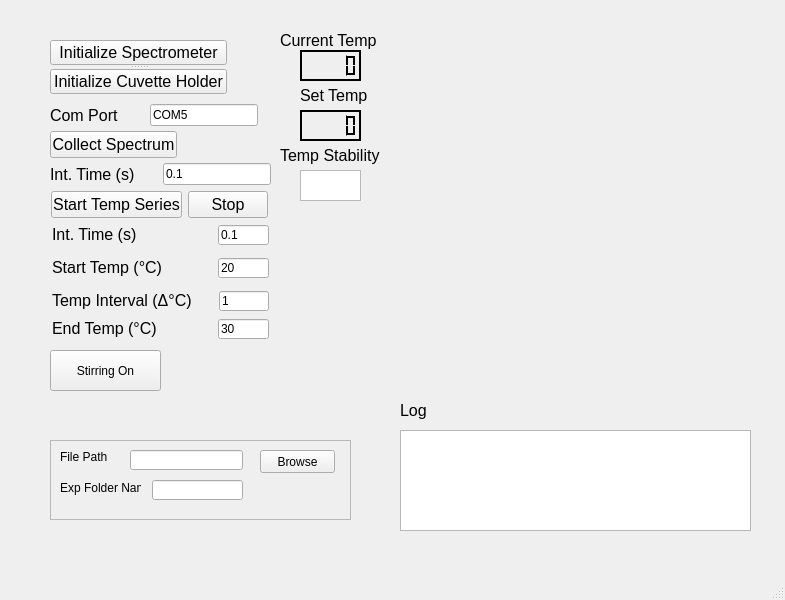
Above: CuvetteSpectra_GUI.ui from csiefe/CuvetteSpectra before the change. Below: the same form after it.
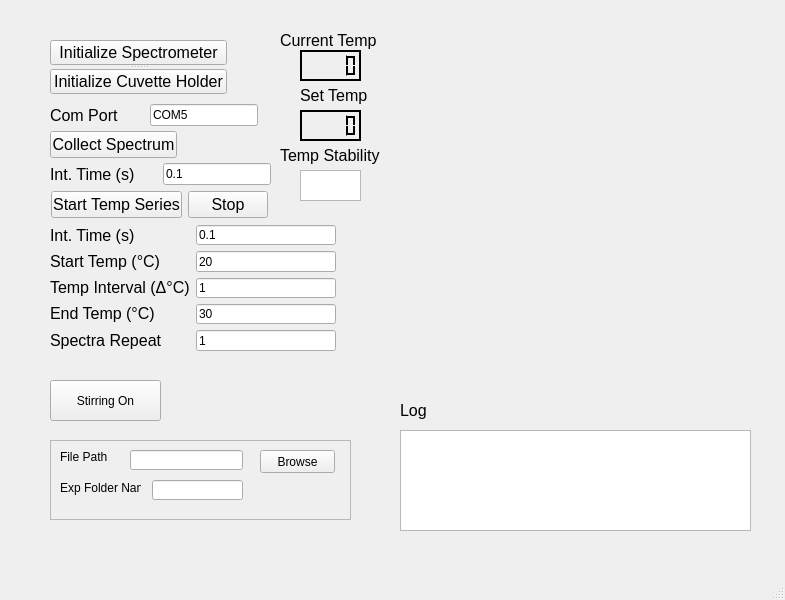
That is the form after the change. Custom widgets are drawn as their Qt base class.

Commit message: fixed bugs regarding saving. also added a spectra repeat function

Patch:
```diff
--- a/CuvetteSpectra_GUI.ui
+++ b/CuvetteSpectra_GUI.ui
@@ -1073,195 +1073,11 @@
      <string/>
     </property>
    </widget>
-   <widget class="QLineEdit" name="int_time_temp_series">
-    <property name="enabled">
-     <bool>true</bool>
-    </property>
-    <property name="geometry">
-     <rect>
-      <x>218</x>
-      <y>225</y>
-      <width>51</width>
-      <height>20</height>
-     </rect>
-    </property>
-    <property name="sizePolicy">
-     <sizepolicy hsizetype="Preferred" vsizetype="Fixed">
-      <horstretch>0</horstretch>
-      <verstretch>0</verstretch>
-     </sizepolicy>
-    </property>
-    <property name="inputMask">
-     <string/>
-    </property>
-    <property name="text">
-     <string>0.1</string>
-    </property>
-   </widget>
-   <widget class="QLabel" name="int_time_label">
-    <property name="geometry">
-     <rect>
-      <x>52</x>
-      <y>225</y>
-      <width>90</width>
-      <height>19</height>
-     </rect>
-    </property>
-    <property name="font">
-     <font>
-      <pointsize>12</pointsize>
-     </font>
-    </property>
-    <property name="text">
-     <string>Int. Time (s)</string>
-    </property>
-   </widget>
-   <widget class="QLineEdit" name="end_temp_temp_series">
-    <property name="enabled">
-     <bool>true</bool>
-    </property>
-    <property name="geometry">
-     <rect>
-      <x>218</x>
-      <y>319</y>
-      <width>51</width>
-      <height>20</height>
-     </rect>
-    </property>
-    <property name="sizePolicy">
-     <sizepolicy hsizetype="Preferred" vsizetype="Fixed">
-      <horstretch>0</horstretch>
-      <verstretch>0</verstretch>
-     </sizepolicy>
-    </property>
-    <property name="inputMask">
-     <string/>
-    </property>
-    <property name="text">
-     <string>30</string>
-    </property>
-   </widget>
-   <widget class="QLabel" name="end_temp_label">
-    <property name="geometry">
-     <rect>
-      <x>52</x>
-      <y>319</y>
-      <width>141</width>
-      <height>19</height>
-     </rect>
-    </property>
-    <property name="font">
-     <font>
-      <pointsize>12</pointsize>
-     </font>
-    </property>
-    <property name="text">
-     <string>End Temp (&amp;deg;C)</string>
-    </property>
-    <property name="textFormat">
-     <enum>Qt::RichText</enum>
-    </property>
-   </widget>
-   <widget class="QLineEdit" name="temp_int_temp_series">
-    <property name="enabled">
-     <bool>true</bool>
-    </property>
-    <property name="geometry">
-     <rect>
-      <x>219</x>
-      <y>291</y>
-      <width>50</width>
-      <height>20</height>
-     </rect>
-    </property>
-    <property name="sizePolicy">
-     <sizepolicy hsizetype="Preferred" vsizetype="Fixed">
-      <horstretch>0</horstretch>
-      <verstretch>0</verstretch>
-     </sizepolicy>
-    </property>
-    <property name="inputMask">
-     <string/>
-    </property>
-    <property name="text">
-     <string>1</string>
-    </property>
-   </widget>
-   <widget class="QLabel" name="temp_interval_label">
-    <property name="geometry">
-     <rect>
-      <x>52</x>
-      <y>291</y>
-      <width>161</width>
-      <height>20</height>
-     </rect>
-    </property>
-    <property name="font">
-     <font>
-      <pointsize>12</pointsize>
-     </font>
-    </property>
-    <property name="text">
-     <string>Temp Interval (&amp;Delta;&amp;deg;C)</string>
-    </property>
-    <property name="textFormat">
-     <enum>Qt::RichText</enum>
-    </property>
-   </widget>
-   <widget class="QLabel" name="start_temp_label">
-    <property name="geometry">
-     <rect>
-      <x>52</x>
-      <y>253</y>
-      <width>151</width>
-      <height>30</height>
-     </rect>
-    </property>
-    <property name="sizePolicy">
-     <sizepolicy hsizetype="MinimumExpanding" vsizetype="Preferred">
-      <horstretch>0</horstretch>
-      <verstretch>0</verstretch>
-     </sizepolicy>
-    </property>
-    <property name="font">
-     <font>
-      <pointsize>12</pointsize>
-     </font>
-    </property>
-    <property name="text">
-     <string>&lt;html&gt;&lt;head/&gt;&lt;body&gt;Start Temp (°C)&lt;/body&gt;&lt;/html&gt;</string>
-    </property>
-   </widget>
-   <widget class="QLineEdit" name="start_temp_temp_series">
-    <property name="enabled">
-     <bool>true</bool>
-    </property>
-    <property name="geometry">
-     <rect>
-      <x>218</x>
-      <y>258</y>
-      <width>51</width>
-      <height>20</height>
-     </rect>
-    </property>
-    <property name="sizePolicy">
-     <sizepolicy hsizetype="Preferred" vsizetype="Fixed">
-      <horstretch>0</horstretch>
-      <verstretch>0</verstretch>
-     </sizepolicy>
-    </property>
-    <property name="inputMask">
-     <string/>
-    </property>
-    <property name="text">
-     <string>20</string>
-    </property>
-   </widget>
    <widget class="QPushButton" name="stir_button">
     <property name="geometry">
      <rect>
       <x>50</x>
-      <y>350</y>
+      <y>380</y>
       <width>111</width>
       <height>41</height>
      </rect>
@@ -1462,6 +1278,188 @@
      <string>&lt;html&gt;&lt;head/&gt;&lt;body&gt;&lt;p&gt;Current Temp&lt;/p&gt;&lt;/body&gt;&lt;/html&gt;</string>
     </property>
    </widget>
+   <widget class="QWidget" name="">
+    <property name="geometry">
+     <rect>
+      <x>50</x>
+      <y>225</y>
+      <width>286</width>
+      <height>126</height>
+     </rect>
+    </property>
+    <layout class="QFormLayout" name="formLayout">
+     <item row="0" column="0">
+      <widget class="QLabel" name="int_time_label">
+       <property name="font">
+        <font>
+         <pointsize>12</pointsize>
+        </font>
+       </property>
+       <property name="text">
+        <string>Int. Time (s)</string>
+       </property>
+      </widget>
+     </item>
+     <item row="0" column="1">
+      <widget class="QLineEdit" name="int_time_temp_series">
+       <property name="enabled">
+        <bool>true</bool>
+       </property>
+       <property name="sizePolicy">
+        <sizepolicy hsizetype="Preferred" vsizetype="Fixed">
+         <horstretch>0</horstretch>
+         <verstretch>0</verstretch>
+        </sizepolicy>
+       </property>
+       <property name="inputMask">
+        <string/>
+       </property>
+       <property name="text">
+        <string>0.1</string>
+       </property>
+      </widget>
+     </item>
+     <item row="1" column="0">
+      <widget class="QLabel" name="start_temp_label">
+       <property name="sizePolicy">
+        <sizepolicy hsizetype="MinimumExpanding" vsizetype="Preferred">
+         <horstretch>0</horstretch>
+         <verstretch>0</verstretch>
+        </sizepolicy>
+       </property>
+       <property name="font">
+        <font>
+         <pointsize>12</pointsize>
+        </font>
+       </property>
+       <property name="text">
+        <string>&lt;html&gt;&lt;head/&gt;&lt;body&gt;Start Temp (°C)&lt;/body&gt;&lt;/html&gt;</string>
+       </property>
+      </widget>
+     </item>
+     <item row="1" column="1">
+      <widget class="QLineEdit" name="start_temp_temp_series">
+       <property name="enabled">
+        <bool>true</bool>
+       </property>
+       <property name="sizePolicy">
+        <sizepolicy hsizetype="Preferred" vsizetype="Fixed">
+         <horstretch>0</horstretch>
+         <verstretch>0</verstretch>
+        </sizepolicy>
+       </property>
+       <property name="inputMask">
+        <string/>
+       </property>
+       <property name="text">
+        <string>20</string>
+       </property>
+      </widget>
+     </item>
+     <item row="2" column="0">
+      <widget class="QLabel" name="temp_interval_label">
+       <property name="font">
+        <font>
+         <pointsize>12</pointsize>
+        </font>
+       </property>
+       <property name="text">
+        <string>Temp Interval (&amp;Delta;&amp;deg;C)</string>
+       </property>
+       <property name="textFormat">
+        <enum>Qt::RichText</enum>
+       </property>
+      </widget>
+     </item>
+     <item row="2" column="1">
+      <widget class="QLineEdit" name="temp_int_temp_series">
+       <property name="enabled">
+        <bool>true</bool>
+       </property>
+       <property name="sizePolicy">
+        <sizepolicy hsizetype="Preferred" vsizetype="Fixed">
+         <horstretch>0</horstretch>
+         <verstretch>0</verstretch>
+        </sizepolicy>
+       </property>
+       <property name="inputMask">
+        <string/>
+       </property>
+       <property name="text">
+        <string>1</string>
+       </property>
+      </widget>
+     </item>
+     <item row="3" column="0">
+      <widget class="QLabel" name="end_temp_label">
+       <property name="font">
+        <font>
+         <pointsize>12</pointsize>
+        </font>
+       </property>
+       <property name="text">
+        <string>End Temp (&amp;deg;C)</string>
+       </property>
+       <property name="textFormat">
+        <enum>Qt::RichText</enum>
+       </property>
+      </widget>
+     </item>
+     <item row="3" column="1">
+      <widget class="QLineEdit" name="end_temp_temp_series">
+       <property name="enabled">
+        <bool>true</bool>
+       </property>
+       <property name="sizePolicy">
+        <sizepolicy hsizetype="Preferred" vsizetype="Fixed">
+         <horstretch>0</horstretch>
+         <verstretch>0</verstretch>
+        </sizepolicy>
+       </property>
+       <property name="inputMask">
+        <string/>
+       </property>
+       <property name="text">
+        <string>30</string>
+       </property>
+      </widget>
+     </item>
+     <item row="4" column="0">
+      <widget class="QLabel" name="end_temp_label_2">
+       <property name="font">
+        <font>
+         <pointsize>12</pointsize>
+        </font>
+       </property>
+       <property name="text">
+        <string>Spectra Repeat</string>
+       </property>
+       <property name="textFormat">
+        <enum>Qt::RichText</enum>
+       </property>
+      </widget>
+     </item>
+     <item row="4" column="1">
+      <widget class="QLineEdit" name="spectra_repeat_num">
+       <property name="enabled">
+        <bool>true</bool>
+       </property>
+       <property name="sizePolicy">
+        <sizepolicy hsizetype="Preferred" vsizetype="Fixed">
+         <horstretch>0</horstretch>
+         <verstretch>0</verstretch>
+        </sizepolicy>
+       </property>
+       <property name="inputMask">
+        <string/>
+       </property>
+       <property name="text">
+        <string>1</string>
+       </property>
+      </widget>
+     </item>
+    </layout>
+   </widget>
   </widget>
   <widget class="QMenuBar" name="menubar">
    <property name="geometry">
```
The commit also changes 6 other files.
